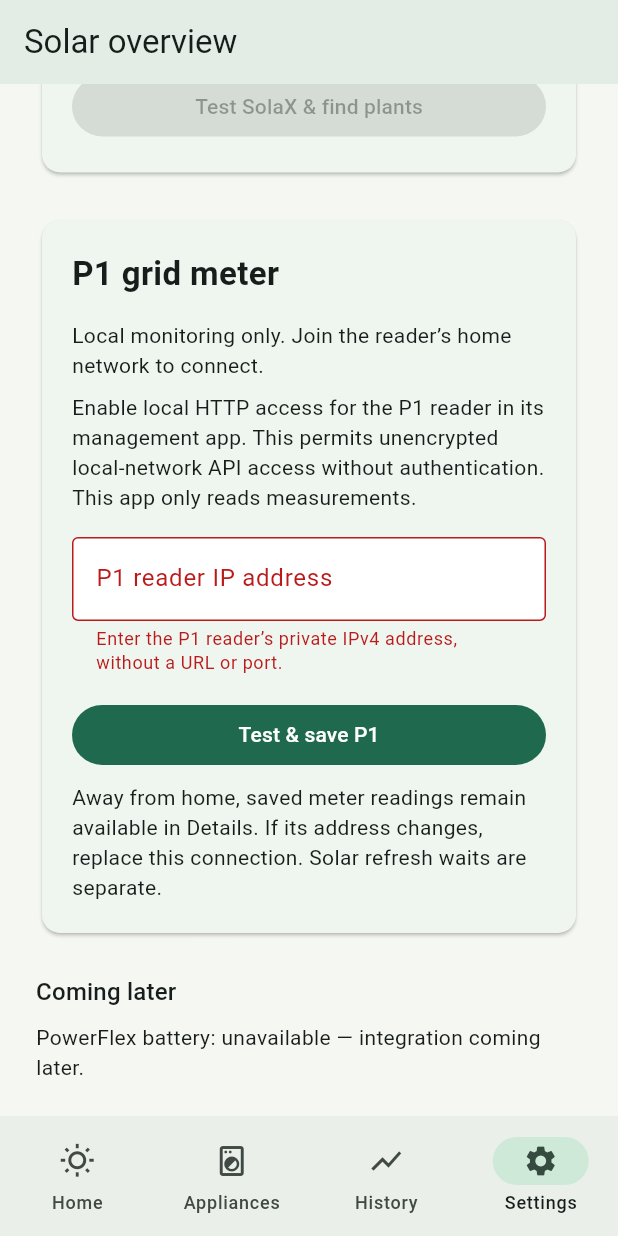
After one commit to Owaiinnn/solar-overview, a Flutter app: the screen it shows after launch, item 4 of the bottom bar chosen, scrolled down 1152 dp, after a tap on "Test & save P1", on a phone screen of 412 x 824 dp. The commit adds this screen. Run offline on Flutter 3.47's test engine with Material 3 defaults, Android fonts, the phone set to English and light mode, and no system bars; our stand-ins replace flutter_secure_storage, timezone.

Commit message:
feat: add P1 settings, grid details and native verification

```diff
--- a/app/lib/main.dart
+++ b/app/lib/main.dart
@@ -3,6 +3,9 @@ import 'package:flutter/material.dart';
 import 'package:http/http.dart' as http;
 
 import 'src/app.dart';
+import 'src/p1.dart';
+import 'src/p1_controller.dart';
+import 'src/p1_store.dart';
 import 'src/connection_controller.dart';
 import 'src/credential_store.dart';
 import 'src/browser_preview.dart';
@@ -27,7 +30,9 @@ Future<void> main() async {
     readingStore: SecureReadingStore(),
   );
   final solax = SolaxController(SecureSolaxStore(), SolaxApi(http.Client()));
-  runApp(SolarApp(controller: controller, solax: solax));
+  final p1 = P1Controller(SecureP1Store(), P1Api(http.Client()));
+  runApp(SolarApp(controller: controller, solax: solax, p1: p1));
+  p1.initialize();
   controller.initialize();
   solax.initialize();
 }
--- a/app/lib/src/app.dart
+++ b/app/lib/src/app.dart
@@ -4,6 +4,8 @@ import 'package:flutter/material.dart';
 
 import 'connection_controller.dart';
 import 'overview.dart';
+import 'p1_controller.dart';
+import 'p1_widgets.dart';
 import 'home.dart';
 import 'solax_controller.dart';
 import 'solax_settings.dart';
@@ -14,7 +16,9 @@ class SolarApp extends StatefulWidget {
     required this.controller,
     this.preview = false,
     this.solax,
+    this.p1,
   });
+  final P1Controller? p1;
   final SolaxController? solax;
   final ConnectionController controller;
   final bool preview;
@@ -27,20 +31,35 @@ enum _AppTab { home, appliances, history, settings }
 
 class _SolarAppState extends State<SolarApp> with WidgetsBindingObserver {
   Timer? _freshnessTimer;
+  Timer? _p1Timer;
   bool _showDetails = false;
 
   @override
   void initState() {
     super.initState();
     WidgetsBinding.instance.addObserver(this);
+    final state = WidgetsBinding.instance.lifecycleState;
+    _syncP1(state == null || state == AppLifecycleState.resumed);
     _freshnessTimer = Timer.periodic(const Duration(minutes: 1), (_) {
       widget.controller.updateFreshness();
       widget.solax?.updateFreshness();
     });
   }
 
+  void _syncP1(bool foreground) {
+    _p1Timer?.cancel();
+    widget.p1?.setForeground(foreground);
+    if (foreground && widget.p1 != null) {
+      _p1Timer = Timer.periodic(
+        const Duration(seconds: 1),
+        (_) => widget.p1?.tick(),
+      );
+    }
+  }
+
   @override
   void didChangeAppLifecycleState(AppLifecycleState state) {
+    _syncP1(state == AppLifecycleState.resumed);
     if (state == AppLifecycleState.resumed) {
       widget.controller.updateFreshness();
       widget.solax?.updateFreshness();
@@ -50,6 +69,8 @@ class _SolarAppState extends State<SolarApp> with WidgetsBindingObserver {
   @override
   void dispose() {
     _freshnessTimer?.cancel();
+    _p1Timer?.cancel();
+    widget.p1?.setForeground(false);
     WidgetsBinding.instance.removeObserver(this);
     super.dispose();
   }
@@ -140,6 +161,7 @@ class _SolarAppState extends State<SolarApp> with WidgetsBindingObserver {
                                   setState(() => _showDetails = true),
                             ),
                             OverviewPage(
+                              p1: widget.p1,
                               controller: controller,
                               solax: widget.solax,
                               openSettings: () =>
@@ -165,6 +187,8 @@ class _SolarAppState extends State<SolarApp> with WidgetsBindingObserver {
                               'history charts are available.',
                         ),
                         SettingsPage(
+                          p1: widget.p1,
+                          active: _tab == _AppTab.settings,
                           controller: controller,
                           preview: widget.preview,
                           solax: widget.solax,
@@ -215,11 +239,15 @@ class SettingsPage extends StatefulWidget {
     super.key,
     required this.controller,
     this.preview = false,
+    this.active = true,
     this.solax,
+    this.p1,
   });
+  final P1Controller? p1;
   final SolaxController? solax;
   final ConnectionController controller;
   final bool preview;
+  final bool active;
 
   @override
   State<SettingsPage> createState() => _SettingsPageState();
@@ -480,11 +508,16 @@ class _SettingsPageState extends State<SettingsPage> {
         ],
         SolaxSettingsCard(controller: widget.solax, preview: widget.preview),
         const SizedBox(height: 24),
+        P1SettingsCard(
+          controller: widget.p1,
+          preview: widget.preview,
+          active: widget.active,
+        ),
+        const SizedBox(height: 24),
         Text('Coming later', style: Theme.of(context).textTheme.titleMedium),
         const SizedBox(height: 8),
         const Text(
-          'PowerFlex battery: unavailable — integration coming later.\n'
-          'Household smart meter: unavailable — integration coming later.',
+          'PowerFlex battery: unavailable — integration coming later.',
         ),
       ],
     );
--- a/app/lib/src/overview.dart
+++ b/app/lib/src/overview.dart
@@ -1,6 +1,8 @@
 import 'package:flutter/material.dart';
 
 import 'connection_controller.dart';
+import 'p1_controller.dart';
+import 'p1_widgets.dart';
 import 'production_total.dart';
 import 'solaredge.dart';
 import 'solax_controller.dart';
@@ -11,8 +13,10 @@ class OverviewPage extends StatelessWidget {
     required this.controller,
     required this.openSettings,
     this.solax,
+    this.p1,
   });
 
+  final P1Controller? p1;
   final ConnectionController controller;
   final SolaxController? solax;
   final VoidCallback openSettings;
@@ -34,12 +38,16 @@ class OverviewPage extends StatelessWidget {
         const SizedBox(height: 16),
         _solax(),
         const SizedBox(height: 16),
+        P1DetailsCard(controller: p1, openSettings: openSettings),
+        const SizedBox(height: 16),
         const _SourceCard(
           title: 'Your other energy sources',
           children: [
             Text('PowerFlex battery: unavailable — integration coming later.'),
             SizedBox(height: 8),
-            Text('Household consumption: unavailable — smart meter needed.'),
+            Text(
+              'Household consumption: unavailable — compatible measurements and meter coverage need verification.',
+            ),
             SizedBox(height: 8),
             Text(
               'Spare power for appliances is unavailable until household '
--- /dev/null
+++ b/app/lib/src/p1_widgets.dart
@@ -0,0 +1,353 @@
+import 'package:flutter/material.dart';
+
+import 'p1.dart';
+import 'p1_controller.dart';
+
+class P1SettingsCard extends StatefulWidget {
+  const P1SettingsCard({
+    super.key,
+    this.controller,
+    this.preview = false,
+    this.active = true,
+  });
+  final P1Controller? controller;
+  final bool preview;
+  final bool active;
+  @override
+  State<P1SettingsCard> createState() => _P1SettingsCardState();
+}
+
+class _P1SettingsCardState extends State<P1SettingsCard> {
+  final _address = TextEditingController();
+  final _form = GlobalKey<FormState>();
+  bool _replacing = false;
+  @override
+  void didUpdateWidget(P1SettingsCard oldWidget) {
+    super.didUpdateWidget(oldWidget);
+    widget.controller?.editingConnection = widget.active && _replacing;
+  }
+
+  @override
+  void dispose() {
+    widget.controller?.editingConnection = false;
+    _address.dispose();
+    super.dispose();
+  }
+
+  Future<void> _save() async {
+    if (!_form.currentState!.validate()) return;
+    final success = await widget.controller!.connect(_address.text);
+    if (!mounted || !success) return;
+    FocusScope.of(context).unfocus();
+    _address.clear();
+    widget.controller?.editingConnection = false;
+    setState(() => _replacing = false);
+  }
+
+  Future<void> _remove() async {
+    final confirmed = await showDialog<bool>(
+      context: context,
+      builder: (context) => AlertDialog(
+        title: const Text('Remove P1 connection?'),
+        content: const Text(
+          'Remove the P1 reader address and saved readings from this phone? This does not change the meter’s settings.',
+        ),
+        actions: [
+          TextButton(
+            onPressed: () => Navigator.pop(context, false),
+            child: const Text('Cancel'),
+          ),
+          FilledButton(
+            onPressed: () => Navigator.pop(context, true),
+            child: const Text('Remove'),
+          ),
+        ],
+      ),
+    );
+    if (confirmed != true || !mounted) return;
+    if (await widget.controller!.disconnect() && mounted) {
+      _address.clear();
+      widget.controller?.editingConnection = false;
+      setState(() => _replacing = false);
+    }
+  }
+
+  @override
+  Widget build(BuildContext context) => ListenableBuilder(
+    listenable: Listenable.merge([widget.controller]),
+    builder: (context, _) {
+      final c = widget.controller;
+      return _P1Card(
+        children: [
+          const Text(
+            'Local monitoring only. Join the reader’s home network to connect.',
+          ),
+          const SizedBox(height: 8),
+          if (widget.preview || c == null)
+            const Text('Connect your P1 reader from the Android or iPhone app.')
+          else ...[
+            if (c.busy) const LinearProgressIndicator(),
+            if (c.error != null)
+              Text(
+                c.error!,
+                style: TextStyle(color: Theme.of(context).colorScheme.error),
+              ),
+            if (!c.initialized)
+              const Text('Opening P1 connection…')
+            else if (c.storageUnavailable) ...[
+              FilledButton(
+                onPressed: c.busy ? null : c.initialize,
+                child: const Text('Retry P1 storage'),
+              ),
+              TextButton(
+                onPressed: c.busy ? null : _remove,
+                child: const Text('Remove P1 connection'),
+              ),
+            ] else if (c.connected && !_replacing) ...[
+              const Text('P1 connection saved securely on this phone'),
+              Text(c.address!.host),
+              Text(c.status),
+              Wrap(
+                spacing: 8,
+                children: [
+                  OutlinedButton(
+                    onPressed: c.busy
+                        ? null
+                        : () => setState(() {
+                            c.editingConnection = true;
+                            _replacing = true;
+                            _address.text = c.address!.host;
+                          }),
+                    child: const Text('Replace P1 connection'),
+                  ),
+                  TextButton(
+                    onPressed: c.busy ? null : _remove,
+                    child: const Text('Remove P1 connection'),
+                  ),
+                ],
+              ),
+            ] else
+              Form(
+                key: _form,
+                child: Column(
+                  crossAxisAlignment: CrossAxisAlignment.stretch,
+                  children: [
+                    const Text(
+                      'Enable local HTTP access for the P1 reader in its management app. This permits unencrypted local-network API access without authentication. This app only reads measurements.',
+                    ),
+                    const SizedBox(height: 16),
+                    TextFormField(
+                      key: const Key('p1-address'),
+                      controller: _address,
+                      enabled: !c.busy,
+                      autocorrect: false,
+                      enableSuggestions: false,
+                      keyboardType: TextInputType.numberWithOptions(
+                        decimal: true,
+                      ),
+                      decoration: const InputDecoration(
+                        labelText: 'P1 reader IP address',
+                        errorMaxLines: 3,
+                        helperMaxLines: 2,
+                        helperText:
+                            'Private IPv4 address · port 8080 is automatic',
+                      ),
+                      validator: (value) {
+                        try {
+                          P1Address(value ?? '');
+                          return null;
+                        } on P1Failure catch (failure) {
+                          return failure.message;
+                        }
+                      },
+                    ),
+                    const SizedBox(height: 16),
+                    FilledButton(
+                      onPressed: c.canRequest ? _save : null,
+                      child: Text(c.busy ? 'Connecting P1…' : 'Test & save P1'),
+                    ),
+                    if (_replacing)
+                      TextButton(
+                        onPressed: c.busy
+                            ? null
+                            : () {
+                                _address.clear();
+                                widget.controller?.editingConnection = false;
+                                setState(() => _replacing = false);
+                              },
+                        child: const Text('Cancel P1 replacement'),
+                      ),
+                  ],
+                ),
+              ),
+            if (c.wait > Duration.zero)
+              Text('P1 request available in ${c.wait.inSeconds + 1}s.'),
+            const SizedBox(height: 8),
+            const Text(
+              'Away from home, saved meter readings remain available in Details. If its address changes, replace this connection. Solar refresh waits are separate.',
+            ),
+          ],
+        ],
+      );
+    },
+  );
+}
+
+class P1DetailsCard extends StatelessWidget {
+  const P1DetailsCard({super.key, this.controller, required this.openSettings});
+  final P1Controller? controller;
+  final VoidCallback openSettings;
+  String _power(int? watts) =>
+      watts == null ? 'Unavailable' : '${(watts / 1000).toStringAsFixed(3)} kW';
+  String _energy(num? wh) =>
+      wh == null ? 'Unavailable' : '${(wh / 1000).toStringAsFixed(3)} kWh';
+  @override
+  Widget build(BuildContext context) => ListenableBuilder(
+    listenable: Listenable.merge([controller]),
+    builder: (context, _) {
+      final c = controller;
+      final r = c?.reading;
+      return _P1Card(
+        children: [
+          if (c?.busy ?? false) const LinearProgressIndicator(),
+          if (c?.error != null)
+            Text(
+              c!.error!,
+              style: TextStyle(color: Theme.of(context).colorScheme.error),
+            ),
+          if (c != null && !c.initialized)
+            const Text('Opening P1 connection…')
+          else if (c?.storageUnavailable ?? false)
+            TextButton(
+              onPressed: c!.busy ? null : c.initialize,
+              child: const Text('Retry P1 storage'),
+            )
+          else if (!(c?.connected ?? false)) ...[
+            const Text('Connect your P1 reader to see grid import and export.'),
+            FilledButton(
+              onPressed: openSettings,
+              child: const Text('Connect P1 meter'),
+            ),
+          ],
+          if (c?.connected ?? false) ...[
+            Text(
+              c!.status,
+              style: const TextStyle(fontWeight: FontWeight.w600),
+            ),
+            const SizedBox(height: 12),
+            Text(
+              '${c.current ? 'Grid exchange' : 'Last measured grid exchange'}: ${switch (r?.direction) {
+                GridDirection.importing => 'Importing',
+                GridDirection.exporting => 'Exporting',
+                GridDirection.balanced => 'No net exchange',
+                _ => 'Unavailable',
+              }}',
+            ),
+            Text(
+              _power(r?.netWatts?.abs()),
+              style: Theme.of(context).textTheme.headlineSmall,
+            ),
+            if (r?.netWatts == null)
+              const Text(
+                'Both import and export readings are needed to determine net exchange.',
+              ),
+            Text(
+              'Meter time (Europe/Amsterdam): ${r == null ? 'Unavailable' : _meterTime(r.timestamp)}',
+            ),
+            if (c.measurementAge != null)
+              Text(
+                c.measurementAge!.isNegative
+                    ? 'Meter clock is slightly ahead of this phone.'
+                    : 'Measurement age: ${c.measurementAge!.inSeconds < 60 ? '${c.measurementAge!.inSeconds}s' : '${c.measurementAge!.inMinutes}m'}',
+              ),
+            OutlinedButton.icon(
+              onPressed: c.canRequest ? c.refresh : null,
+              icon: const Icon(Icons.refresh),
+              label: const Text('Refresh P1 meter'),
+            ),
+            if (c.wait > Duration.zero)
+              Text('Next P1 attempt in ${c.wait.inSeconds + 1}s.'),
+            if (c.counterReset)
+              const Text(
+                'A tariff counter decreased during this connection. It may have reset or rolled over; no interval or daily energy is calculated.',
+              ),
+            ExpansionTile(
+              title: const Text('Meter measurement details'),
+              tilePadding: EdgeInsets.zero,
+              expandedCrossAxisAlignment: CrossAxisAlignment.start,
+              children: [
+                if (r != null)
+                  Text(
+                    'Measurement time (UTC): ${r.measuredAt.toIso8601String()}',
+                  ),
+                if (c.receivedAt != null)
+                  Text('Received (UTC): ${c.receivedAt!.toIso8601String()}'),
+                Text('Measured import: ${_power(r?.importWatts)}'),
+                Text('Measured export: ${_power(r?.exportWatts)}'),
+                const SizedBox(height: 8),
+                Text(
+                  'Cumulative import tariff 1: ${_energy(r?.fields['1-0:1.8.1'])}',
+                ),
+                Text(
+                  'Cumulative import tariff 2: ${_energy(r?.fields['1-0:1.8.2'])}',
+                ),
+                Text(
+                  'Cumulative export tariff 1: ${_energy(r?.fields['1-0:2.8.1'])}',
+                ),
+                Text(
+                  'Cumulative export tariff 2: ${_energy(r?.fields['1-0:2.8.2'])}',
+                ),
+                const Text(
+                  'These are meter totals, not today’s energy. Tariff 1/2 names do not assume your electricity contract.',
+                ),
+                const SizedBox(height: 8),
+                for (var phase = 1; phase <= 3; phase++)
+                  Text(
+                    'L$phase: ${r?.fields['1-0:${phase * 2 + 1}2.7.0'] ?? 'Unavailable'} V · ${r?.fields['1-0:${phase * 2 + 1}1.7.0'] ?? 'Unavailable'} A',
+                  ),
+                const Text(
+                  'Missing phases are unavailable, not zero. Phase readings may update at different times.',
+                ),
+                const Text(
+                  'Source: electricity meter readings through your local P1 reader.',
+                ),
+              ],
+            ),
+            const Text(
+              'Refreshes every 30 seconds while the app is open, backing off up to 5 minutes on failure. Meter readings become stale after 90 seconds. Away from home, only saved readings are available.',
+            ),
+          ],
+          const SizedBox(height: 8),
+          const Text(
+            'Grid exchange is not household consumption. Household use remains unavailable until meter coverage, battery AC power and measurement timing are verified.',
+          ),
+        ],
+      );
+    },
+  );
+  String _meterTime(String stamp) =>
+      '20${stamp.substring(0, 2)}-${stamp.substring(2, 4)}-${stamp.substring(4, 6)} '
+      '${stamp.substring(6, 8)}:${stamp.substring(8, 10)}:${stamp.substring(10, 12)} ${stamp.endsWith('S') ? 'CEST' : 'CET'}';
+}
+
+class _P1Card extends StatelessWidget {
+  const _P1Card({required this.children});
+  final List<Widget> children;
+  @override
+  Widget build(BuildContext context) => Card(
+    child: Padding(
+      padding: const EdgeInsets.all(20),
+      child: Column(
+        crossAxisAlignment: CrossAxisAlignment.stretch,
+        children: [
+          const Text(
+            'P1 grid meter',
+            style: TextStyle(fontSize: 22, fontWeight: FontWeight.w600),
+          ),
+          const SizedBox(height: 16),
+          ...children,
+        ],
+      ),
+    ),
+  );
+}
```
Also changed, not shown: 6 other files.
